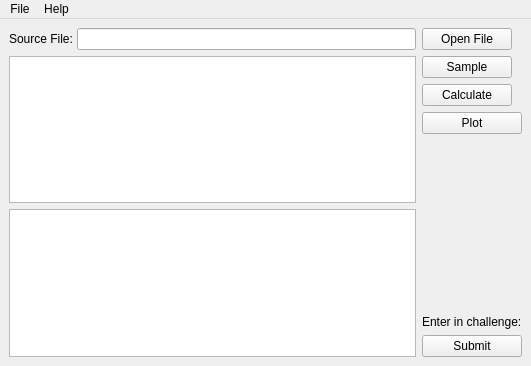
Old version of the form GUI/MTChallenge.ui in the repository SeeligA/woerdle-zehla.
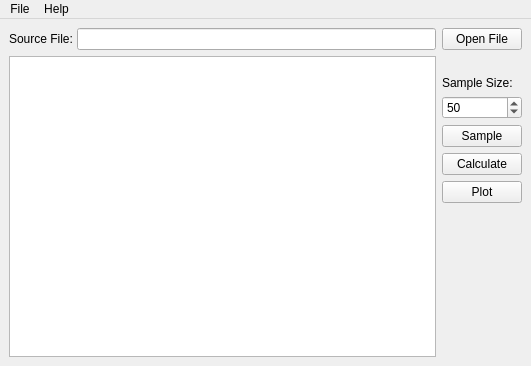
New version of the form.

Commit message: Add sample size spin box

Patch:
```diff
--- a/GUI/MTChallenge.ui
+++ b/GUI/MTChallenge.ui
@@ -47,9 +47,6 @@
       <item>
        <widget class="QTextEdit" name="textOutput"/>
       </item>
-      <item>
-       <widget class="QGraphicsView" name="graphicsView"/>
-      </item>
      </layout>
     </item>
     <item row="0" column="0">
@@ -96,26 +93,7 @@
       <property name="horizontalSpacing">
        <number>6</number>
       </property>
-      <item row="7" column="0">
-       <widget class="QPushButton" name="submit_button">
-        <property name="enabled">
-         <bool>true</bool>
-        </property>
-        <property name="maximumSize">
-         <size>
-          <width>16777215</width>
-          <height>25</height>
-         </size>
-        </property>
-        <property name="toolTip">
-         <string>&lt;html&gt;&lt;head/&gt;&lt;body&gt;&lt;p&gt;Enter the project for translation&lt;/p&gt;&lt;/body&gt;&lt;/html&gt;</string>
-        </property>
-        <property name="text">
-         <string>Submit</string>
-        </property>
-       </widget>
-      </item>
-      <item row="3" column="0">
+      <item row="6" column="0">
        <widget class="QPushButton" name="plot_button">
         <property name="enabled">
          <bool>true</bool>
@@ -128,33 +106,7 @@
         </property>
        </widget>
       </item>
-      <item row="2" column="0">
-       <widget class="QPushButton" name="calculate_button">
-        <property name="enabled">
-         <bool>true</bool>
-        </property>
-        <property name="maximumSize">
-         <size>
-          <width>90</width>
-          <height>25</height>
-         </size>
-        </property>
-        <property name="toolTip">
-         <string>Calculate post-edit distance score</string>
-        </property>
-        <property name="text">
-         <string>Calculate</string>
-        </property>
-       </widget>
-      </item>
-      <item row="6" column="0">
-       <widget class="QLabel" name="label">
-        <property name="text">
-         <string>Enter in challenge:</string>
-        </property>
-       </widget>
-      </item>
-      <item row="5" column="0">
+      <item row="8" column="0">
        <spacer name="verticalSpacer">
         <property name="orientation">
          <enum>Qt::Vertical</enum>
@@ -167,28 +119,6 @@
         </property>
        </spacer>
       </item>
-      <item row="1" column="0">
-       <widget class="QPushButton" name="sample_button">
-        <property name="enabled">
-         <bool>true</bool>
-        </property>
-        <property name="maximumSize">
-         <size>
-          <width>90</width>
-          <height>25</height>
-         </size>
-        </property>
-        <property name="toolTip">
-         <string>&lt;html&gt;&lt;head/&gt;&lt;body&gt;&lt;p&gt;Click to sample &lt;span style=&quot; font-weight:600;&quot;&gt;source&lt;/span&gt; segments sent for translation&lt;/p&gt;&lt;/body&gt;&lt;/html&gt;</string>
-        </property>
-        <property name="text">
-         <string>Sample</string>
-        </property>
-        <property name="checkable">
-         <bool>false</bool>
-        </property>
-       </widget>
-      </item>
       <item row="0" column="0">
        <widget class="QPushButton" name="browse_button">
         <property name="enabled">
@@ -220,6 +150,86 @@
         </property>
        </widget>
       </item>
+      <item row="5" column="0">
+       <widget class="QPushButton" name="calculate_button">
+        <property name="enabled">
+         <bool>true</bool>
+        </property>
+        <property name="maximumSize">
+         <size>
+          <width>90</width>
+          <height>25</height>
+         </size>
+        </property>
+        <property name="toolTip">
+         <string>Calculate post-edit distance score</string>
+        </property>
+        <property name="text">
+         <string>Calculate</string>
+        </property>
+       </widget>
+      </item>
+      <item row="4" column="0">
+       <widget class="QPushButton" name="sample_button">
+        <property name="enabled">
+         <bool>true</bool>
+        </property>
+        <property name="maximumSize">
+         <size>
+          <width>90</width>
+          <height>25</height>
+         </size>
+        </property>
+        <property name="toolTip">
+         <string>&lt;html&gt;&lt;head/&gt;&lt;body&gt;&lt;p&gt;Click to sample &lt;span style=&quot; font-weight:600;&quot;&gt;source&lt;/span&gt; segments sent for translation&lt;/p&gt;&lt;/body&gt;&lt;/html&gt;</string>
+        </property>
+        <property name="text">
+         <string>Sample</string>
+        </property>
+        <property name="checkable">
+         <bool>false</bool>
+        </property>
+       </widget>
+      </item>
+      <item row="3" column="0">
+       <widget class="QSpinBox" name="sample_size_box">
+        <property name="toolTip">
+         <string>Select no. of segments for sampling</string>
+        </property>
+        <property name="minimum">
+         <number>0</number>
+        </property>
+        <property name="maximum">
+         <number>125</number>
+        </property>
+        <property name="value">
+         <number>50</number>
+        </property>
+       </widget>
+      </item>
+      <item row="2" column="0">
+       <widget class="QLabel" name="sample_size_label">
+        <property name="text">
+         <string>Sample Size:</string>
+        </property>
+       </widget>
+      </item>
+      <item row="1" column="0">
+       <spacer name="verticalSpacer_2">
+        <property name="orientation">
+         <enum>Qt::Vertical</enum>
+        </property>
+        <property name="sizeType">
+         <enum>QSizePolicy::Minimum</enum>
+        </property>
+        <property name="sizeHint" stdset="0">
+         <size>
+          <width>20</width>
+          <height>20</height>
+         </size>
+        </property>
+       </spacer>
+      </item>
      </layout>
     </item>
    </layout>
```
Left out of the diff: 2 changed lines with no effect on the pictures.
